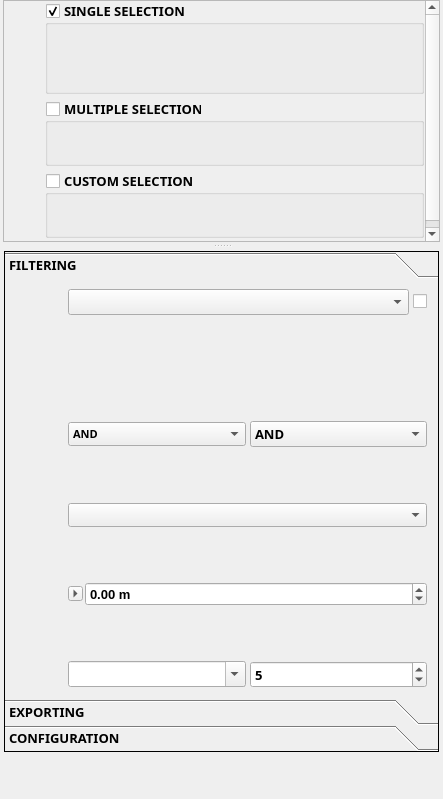
First picture: the form in filter_mate_dockwidget_base.ui, repository imagodata/filter_mate, before the edit.
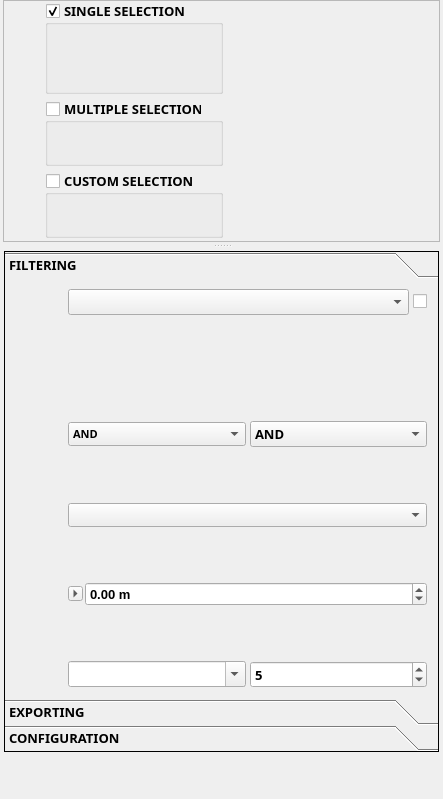
Second picture: the form after the edit. Icons and pictures are not drawn. Custom widgets are drawn as their Qt base class.

Commit message: fix(ui): exploring toolbar visibility + custom selection layout + combobox text clipping

```diff
--- a/filter_mate_dockwidget_base.ui
+++ b/filter_mate_dockwidget_base.ui
@@ -196,7 +196,7 @@
                <height>247</height>
               </rect>
              </property>
-             <layout class="QGridLayout" name="gridLayout_main_header">
+             <layout class="QGridLayout" name="gridLayout_main_header" columnstretch="0,1" columnminimumwidth="48,0">
               <property name="leftMargin">
                <number>1</number>
               </property>
@@ -1049,7 +1049,7 @@
                   <item>
                    <widget class="QgsCollapsibleGroupBox" name="mGroupBox_exploring_custom_selection">
                     <property name="sizePolicy">
-                     <sizepolicy hsizetype="Expanding" vsizetype="Preferred">
+                     <sizepolicy hsizetype="Expanding" vsizetype="Maximum">
                       <horstretch>0</horstretch>
                       <verstretch>0</verstretch>
                      </sizepolicy>
@@ -1115,6 +1115,21 @@
                      </property>
                      <item>
                       <layout class="QVBoxLayout" name="verticalLayout_exploring_custom_selection">
+                       <property name="spacing">
+                        <number>0</number>
+                       </property>
+                       <property name="leftMargin">
+                        <number>0</number>
+                       </property>
+                       <property name="topMargin">
+                        <number>0</number>
+                       </property>
+                       <property name="rightMargin">
+                        <number>0</number>
+                       </property>
+                       <property name="bottomMargin">
+                        <number>0</number>
+                       </property>
                        <item>
                         <widget class="QgsFieldExpressionWidget" name="mFieldExpressionWidget_exploring_custom_selection">
                          <property name="enabled">
@@ -1161,7 +1176,7 @@
                      <enum>Qt::Vertical</enum>
                     </property>
                     <property name="sizeType">
-                     <enum>QSizePolicy::Fixed</enum>
+                     <enum>QSizePolicy::Expanding</enum>
                     </property>
                     <property name="sizeHint" stdset="0">
                      <size>
```
The commit also changes 1 other file.
